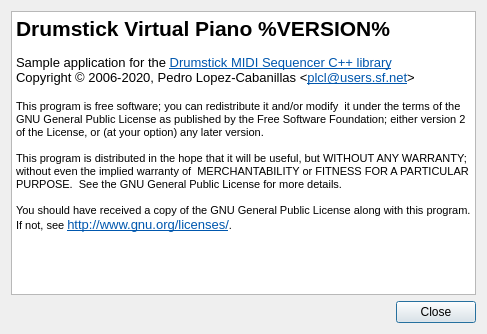
Above: utils/vpiano/vpianoabout.ui from pedrolcl/drumstick before the change. Below: the same form after it.
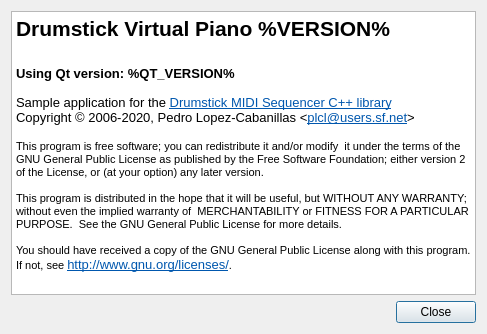
That is the form after the change.

Commit message: drusmtick version functions about boxes reporting Qt and Drumstick versions

The edit to the form file:
```diff
--- a/utils/vpiano/vpianoabout.ui
+++ b/utils/vpiano/vpianoabout.ui
@@ -26,17 +26,19 @@
       <string>&lt;!DOCTYPE HTML PUBLIC &quot;-//W3C//DTD HTML 4.0//EN&quot; &quot;http://www.w3.org/TR/REC-html40/strict.dtd&quot;&gt;
 &lt;html&gt;&lt;head&gt;&lt;meta name=&quot;qrichtext&quot; content=&quot;1&quot; /&gt;&lt;style type=&quot;text/css&quot;&gt;
 p, li { white-space: pre-wrap; }
-&lt;/style&gt;&lt;/head&gt;&lt;body style=&quot; font-family:'Sans Serif'; font-size:10pt; font-weight:400; font-style:normal;&quot;&gt;
-&lt;p style=&quot; margin-top:0px; margin-bottom:0px; margin-left:0px; margin-right:0px; -qt-block-indent:0; text-indent:0px;&quot;&gt;&lt;span style=&quot; font-size:16pt; font-weight:600;&quot;&gt;Drumstick Virtual Piano %VERSION%&lt;/span&gt;&lt;/p&gt;
-&lt;p style=&quot;-qt-paragraph-type:empty; margin-top:0px; margin-bottom:0px; margin-left:0px; margin-right:0px; -qt-block-indent:0; text-indent:0px; font-size:9pt;&quot;&gt;&lt;br /&gt;&lt;/p&gt;
-&lt;p style=&quot; margin-top:0px; margin-bottom:0px; margin-left:0px; margin-right:0px; -qt-block-indent:0; text-indent:0px;&quot;&gt;Sample application for the &lt;a href=&quot;http://drumstick.sourceforge.net&quot;&gt;&lt;span style=&quot; font-family:'DejaVu Sans'; text-decoration: underline; color:#0057ae;&quot;&gt;Drumstick MIDI Sequencer C++ library&lt;/span&gt;&lt;/a&gt;&lt;/p&gt;
-&lt;p style=&quot; margin-top:0px; margin-bottom:0px; margin-left:0px; margin-right:0px; -qt-block-indent:0; text-indent:0px;&quot;&gt;Copyright © 2006-2020, Pedro Lopez-Cabanillas &amp;lt;&lt;a href=&quot;mailto:plcl@users.sf.net&quot;&gt;&lt;span style=&quot; font-family:'DejaVu Sans'; text-decoration: underline; color:#0057ae;&quot;&gt;plcl@users.sf.net&lt;/span&gt;&lt;/a&gt;&amp;gt;&lt;/p&gt;
-&lt;p style=&quot; margin-top:0px; margin-bottom:0px; margin-left:0px; margin-right:0px; -qt-block-indent:0; text-indent:0px;&quot;&gt; &lt;/p&gt;
-&lt;p style=&quot; margin-top:0px; margin-bottom:0px; margin-left:0px; margin-right:0px; -qt-block-indent:0; text-indent:0px;&quot;&gt;&lt;span style=&quot; font-size:8pt;&quot;&gt;This program is free software; you can redistribute it and/or modify  it under the terms of the GNU General Public License as published by the Free Software Foundation; either version 2 of the License, or (at your option) any later version.&lt;/span&gt;&lt;/p&gt;
-&lt;p style=&quot; margin-top:0px; margin-bottom:0px; margin-left:0px; margin-right:0px; -qt-block-indent:0; text-indent:0px;&quot;&gt;&lt;span style=&quot; font-size:8pt;&quot;&gt; &lt;/span&gt;&lt;/p&gt;
-&lt;p style=&quot; margin-top:0px; margin-bottom:0px; margin-left:0px; margin-right:0px; -qt-block-indent:0; text-indent:0px;&quot;&gt;&lt;span style=&quot; font-size:8pt;&quot;&gt;This program is distributed in the hope that it will be useful, but WITHOUT ANY WARRANTY; without even the implied warranty of  MERCHANTABILITY or FITNESS FOR A PARTICULAR PURPOSE.  See the GNU General Public License for more details.&lt;/span&gt;&lt;/p&gt;
-&lt;p style=&quot; margin-top:0px; margin-bottom:0px; margin-left:0px; margin-right:0px; -qt-block-indent:0; text-indent:0px;&quot;&gt;&lt;span style=&quot; font-size:8pt;&quot;&gt; &lt;/span&gt;&lt;/p&gt;
-&lt;p style=&quot; margin-top:0px; margin-bottom:0px; margin-left:0px; margin-right:0px; -qt-block-indent:0; text-indent:0px;&quot;&gt;&lt;span style=&quot; font-size:8pt;&quot;&gt;You should have received a copy of the GNU General Public License along with this program. If not, see &lt;/span&gt;&lt;a href=&quot;http://www.gnu.org/licenses/&quot;&gt;&lt;span style=&quot; text-decoration: underline; color:#0057ae;&quot;&gt;http://www.gnu.org/licenses/&lt;/span&gt;&lt;/a&gt;&lt;span style=&quot; font-size:8pt;&quot;&gt;.&lt;/span&gt;&lt;/p&gt;&lt;/body&gt;&lt;/html&gt;</string>
+&lt;/style&gt;&lt;/head&gt;&lt;body style=&quot; font-family:'Noto Sans'; font-size:10pt; font-weight:400; font-style:normal;&quot;&gt;
+&lt;p style=&quot; margin-top:0px; margin-bottom:0px; margin-left:0px; margin-right:0px; -qt-block-indent:0; text-indent:0px;&quot;&gt;&lt;span style=&quot; font-family:'Sans Serif'; font-size:16pt; font-weight:600;&quot;&gt;Drumstick Virtual Piano %VERSION%&lt;/span&gt;&lt;/p&gt;
+&lt;p style=&quot;-qt-paragraph-type:empty; margin-top:0px; margin-bottom:0px; margin-left:0px; margin-right:0px; -qt-block-indent:0; text-indent:0px; font-family:'Sans Serif'; font-size:16pt; font-weight:600;&quot;&gt;&lt;br /&gt;&lt;/p&gt;
+&lt;p style=&quot; margin-top:0px; margin-bottom:0px; margin-left:0px; margin-right:0px; -qt-block-indent:0; text-indent:0px;&quot;&gt;&lt;span style=&quot; font-family:'Sans Serif'; font-weight:600;&quot;&gt;Using Qt version: %QT_VERSION%&lt;/span&gt;&lt;/p&gt;
+&lt;p style=&quot;-qt-paragraph-type:empty; margin-top:0px; margin-bottom:0px; margin-left:0px; margin-right:0px; -qt-block-indent:0; text-indent:0px; font-family:'Sans Serif'; font-size:9pt;&quot;&gt;&lt;br /&gt;&lt;/p&gt;
+&lt;p style=&quot; margin-top:0px; margin-bottom:0px; margin-left:0px; margin-right:0px; -qt-block-indent:0; text-indent:0px;&quot;&gt;&lt;span style=&quot; font-family:'Sans Serif';&quot;&gt;Sample application for the &lt;/span&gt;&lt;a href=&quot;http://drumstick.sourceforge.net&quot;&gt;&lt;span style=&quot; font-family:'DejaVu Sans'; text-decoration: underline; color:#0057ae;&quot;&gt;Drumstick MIDI Sequencer C++ library&lt;/span&gt;&lt;/a&gt;&lt;/p&gt;
+&lt;p style=&quot; margin-top:0px; margin-bottom:0px; margin-left:0px; margin-right:0px; -qt-block-indent:0; text-indent:0px;&quot;&gt;&lt;span style=&quot; font-family:'Sans Serif';&quot;&gt;Copyright © 2006-2020, Pedro Lopez-Cabanillas &amp;lt;&lt;/span&gt;&lt;a href=&quot;mailto:plcl@users.sf.net&quot;&gt;&lt;span style=&quot; font-family:'DejaVu Sans'; text-decoration: underline; color:#0057ae;&quot;&gt;plcl@users.sf.net&lt;/span&gt;&lt;/a&gt;&lt;span style=&quot; font-family:'Sans Serif';&quot;&gt;&amp;gt;&lt;/span&gt;&lt;/p&gt;
+&lt;p style=&quot; margin-top:0px; margin-bottom:0px; margin-left:0px; margin-right:0px; -qt-block-indent:0; text-indent:0px;&quot;&gt;&lt;span style=&quot; font-family:'Sans Serif';&quot;&gt; &lt;/span&gt;&lt;/p&gt;
+&lt;p style=&quot; margin-top:0px; margin-bottom:0px; margin-left:0px; margin-right:0px; -qt-block-indent:0; text-indent:0px;&quot;&gt;&lt;span style=&quot; font-family:'Sans Serif'; font-size:8pt;&quot;&gt;This program is free software; you can redistribute it and/or modify  it under the terms of the GNU General Public License as published by the Free Software Foundation; either version 2 of the License, or (at your option) any later version.&lt;/span&gt;&lt;/p&gt;
+&lt;p style=&quot; margin-top:0px; margin-bottom:0px; margin-left:0px; margin-right:0px; -qt-block-indent:0; text-indent:0px;&quot;&gt;&lt;span style=&quot; font-family:'Sans Serif'; font-size:8pt;&quot;&gt; &lt;/span&gt;&lt;/p&gt;
+&lt;p style=&quot; margin-top:0px; margin-bottom:0px; margin-left:0px; margin-right:0px; -qt-block-indent:0; text-indent:0px;&quot;&gt;&lt;span style=&quot; font-family:'Sans Serif'; font-size:8pt;&quot;&gt;This program is distributed in the hope that it will be useful, but WITHOUT ANY WARRANTY; without even the implied warranty of  MERCHANTABILITY or FITNESS FOR A PARTICULAR PURPOSE.  See the GNU General Public License for more details.&lt;/span&gt;&lt;/p&gt;
+&lt;p style=&quot; margin-top:0px; margin-bottom:0px; margin-left:0px; margin-right:0px; -qt-block-indent:0; text-indent:0px;&quot;&gt;&lt;span style=&quot; font-family:'Sans Serif'; font-size:8pt;&quot;&gt; &lt;/span&gt;&lt;/p&gt;
+&lt;p style=&quot; margin-top:0px; margin-bottom:0px; margin-left:0px; margin-right:0px; -qt-block-indent:0; text-indent:0px;&quot;&gt;&lt;span style=&quot; font-family:'Sans Serif'; font-size:8pt;&quot;&gt;You should have received a copy of the GNU General Public License along with this program. If not, see &lt;/span&gt;&lt;a href=&quot;http://www.gnu.org/licenses/&quot;&gt;&lt;span style=&quot; font-family:'Sans Serif'; text-decoration: underline; color:#0057ae;&quot;&gt;http://www.gnu.org/licenses/&lt;/span&gt;&lt;/a&gt;&lt;span style=&quot; font-family:'Sans Serif'; font-size:8pt;&quot;&gt;.&lt;/span&gt;&lt;/p&gt;&lt;/body&gt;&lt;/html&gt;</string>
      </property>
      <property name="openExternalLinks">
       <bool>true</bool>
```
The commit also changes 12 other files.
